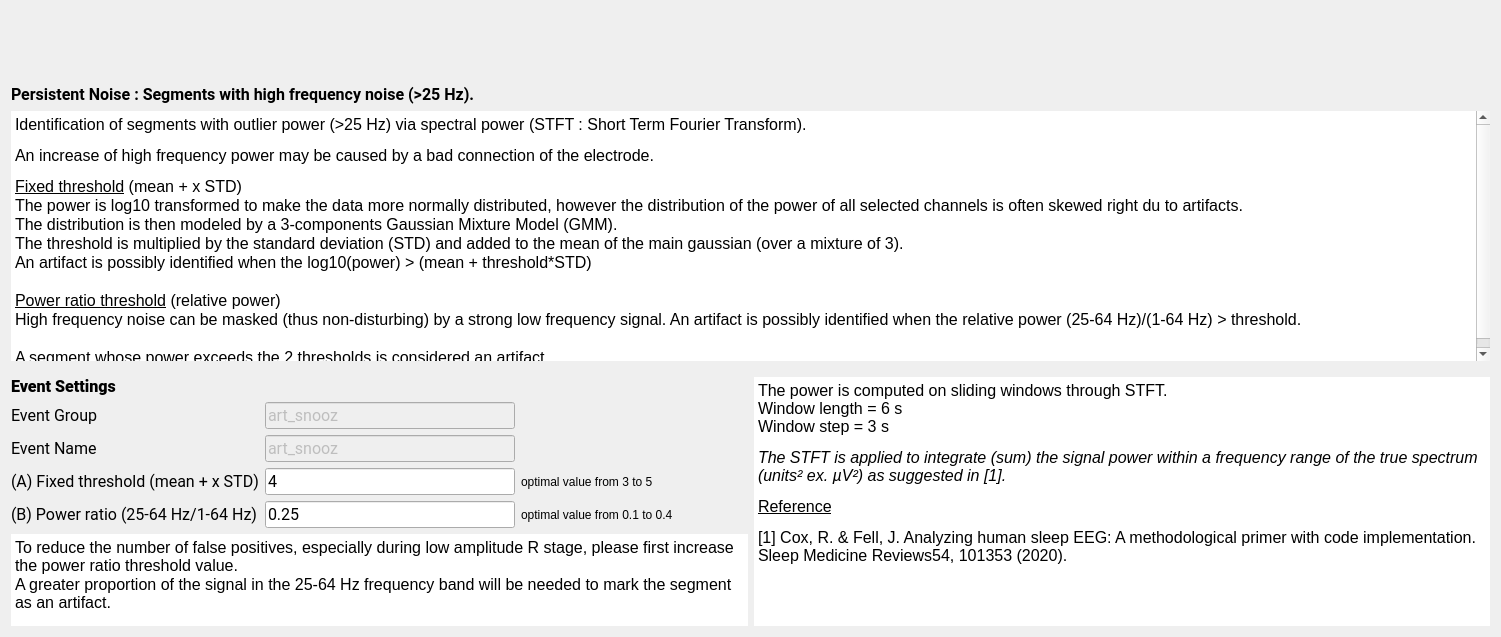
SnoozToolbox/snooz-package-ceams, file tools/CEAMSTools/DetectArtifacts/PersistentNoiseStep/Ui_PersistentNoiseStep.ui: the form before one commit.
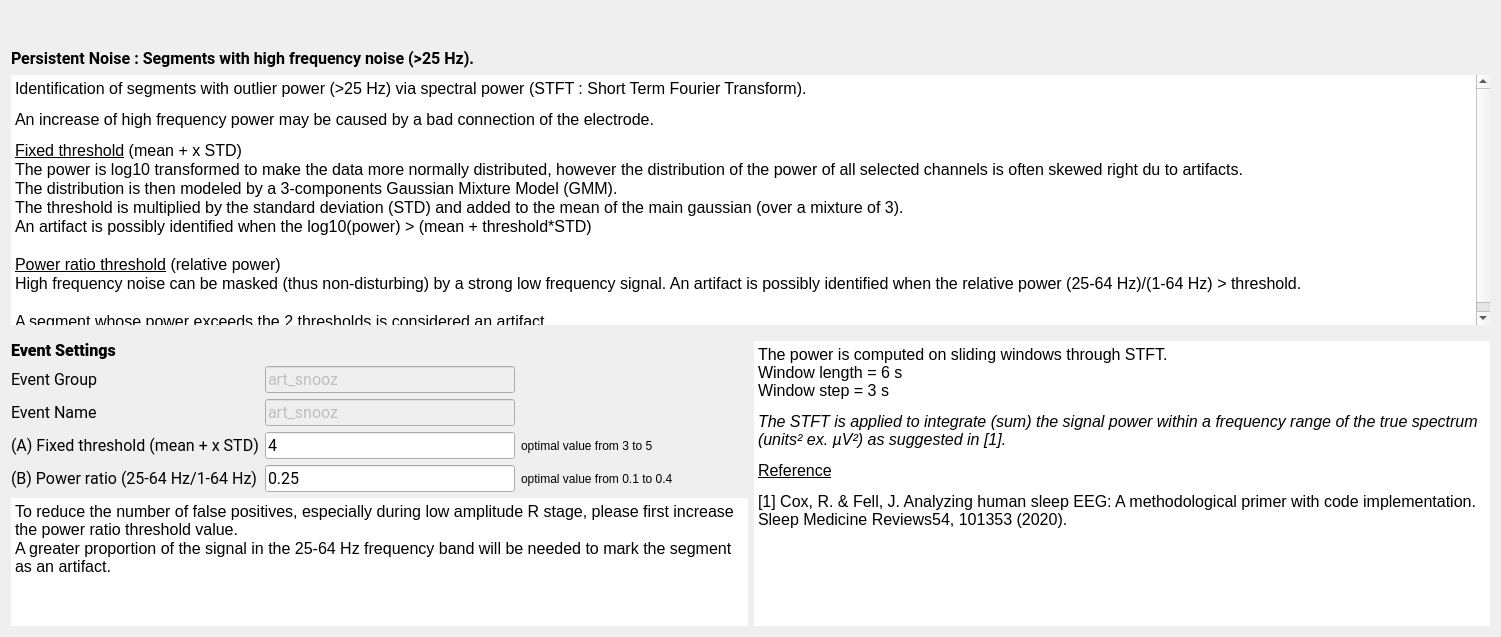
The form after the commit.

What changed in the file:
```diff
--- a/tools/CEAMSTools/DetectArtifacts/PersistentNoiseStep/Ui_PersistentNoiseStep.ui
+++ b/tools/CEAMSTools/DetectArtifacts/PersistentNoiseStep/Ui_PersistentNoiseStep.ui
@@ -18,37 +18,13 @@
   </property>
   <layout class="QVBoxLayout" name="verticalLayout_2">
    <item>
-    <widget class="QScrollArea" name="scrollArea">
+        <widget class="QWidget" name="imageWidget" native="true">
      <property name="sizePolicy">
       <sizepolicy hsizetype="Expanding" vsizetype="Preferred">
        <horstretch>0</horstretch>
        <verstretch>0</verstretch>
       </sizepolicy>
      </property>
-     <property name="autoFillBackground">
-      <bool>true</bool>
-     </property>
-     <property name="frameShape">
-      <enum>QFrame::Shape::NoFrame</enum>
-     </property>
-     <property name="frameShadow">
-      <enum>QFrame::Shadow::Plain</enum>
-     </property>
-     <property name="lineWidth">
-      <number>0</number>
-     </property>
-     <property name="widgetResizable">
-      <bool>true</bool>
-     </property>
-     <widget class="QWidget" name="scrollAreaWidgetContents">
-      <property name="geometry">
-       <rect>
-        <x>0</x>
-        <y>0</y>
-        <width>1543</width>
-        <height>181</height>
-       </rect>
-      </property>
       <layout class="QHBoxLayout" name="horizontalLayout">
        <item>
         <widget class="QLabel" name="label_10">
@@ -61,7 +37,6 @@
         </widget>
        </item>
       </layout>
-     </widget>
     </widget>
    </item>
    <item>
```
Lines whose indentation alone changed are shown as unchanged.
